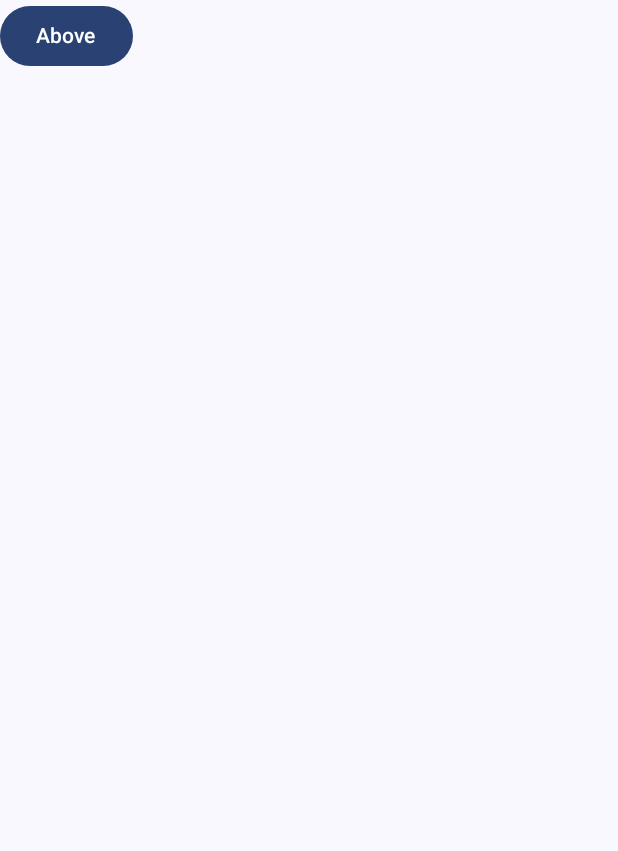
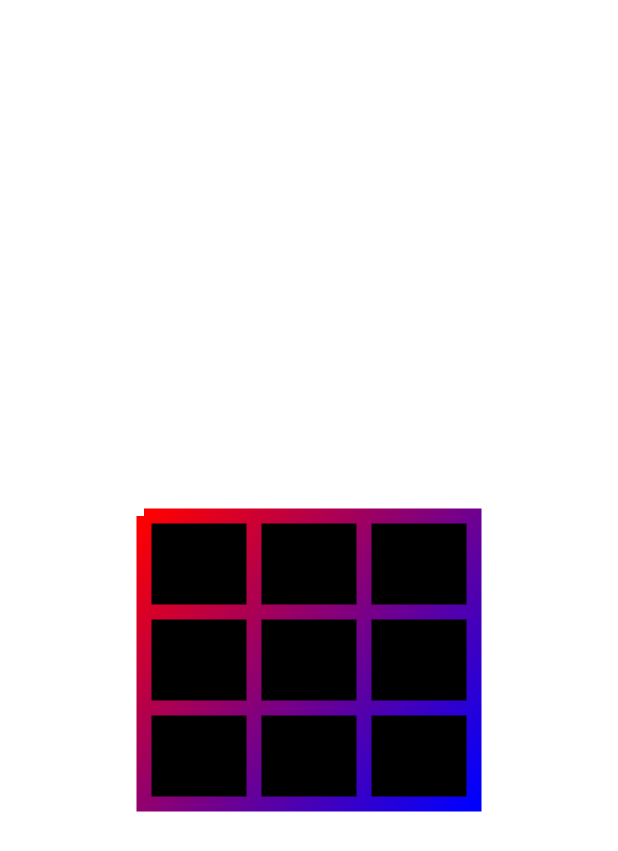
Before and after one commit to Wolfram158/Android-notes, an Android app built with Jetpack Compose: the screen it shows after launch (MainActivity), on a phone screen of 412 x 824 dp. Shown: the top 851 px of the screen. Run offline under Robolectric (Android 15) with nearby library versions, the phone set to English and light mode, and no system bars.

```diff
--- a/Jetpack Compose playground/JetpackComposePlayground/app/src/main/java/android/learn/jetpackComposePlayground/MainActivity.kt
+++ b/Jetpack Compose playground/JetpackComposePlayground/app/src/main/java/android/learn/jetpackComposePlayground/MainActivity.kt
@@ -1,58 +1,17 @@
 package android.learn.jetpackComposePlayground
 
+import android.learn.jetpackComposePlayground.examples4.Table
 import android.os.Bundle
 import androidx.activity.ComponentActivity
 import androidx.activity.compose.setContent
 import androidx.activity.enableEdgeToEdge
-import androidx.compose.foundation.layout.fillMaxSize
-import androidx.compose.foundation.layout.padding
-import androidx.compose.material3.Scaffold
-import androidx.compose.material3.Text
-import androidx.compose.runtime.Composable
-import androidx.compose.ui.Modifier
-import androidx.compose.ui.tooling.preview.Preview
-import android.learn.jetpackComposePlayground.ui.theme.JetpackComposePlaygroundTheme
-import androidx.compose.foundation.layout.Column
-import androidx.compose.material3.Button
-import androidx.compose.runtime.getValue
-import androidx.compose.runtime.mutableStateOf
-import androidx.compose.runtime.remember
-import androidx.compose.runtime.saveable.rememberSaveable
-import androidx.compose.runtime.setValue
 
 class MainActivity : ComponentActivity() {
     override fun onCreate(savedInstanceState: Bundle?) {
         super.onCreate(savedInstanceState)
         enableEdgeToEdge()
         setContent {
-            JetpackComposePlaygroundTheme {
-                Scaffold(modifier = Modifier.fillMaxSize()) { innerPadding ->
-                    Greeting(
-                        name = "Android",
-                        modifier = Modifier.padding(innerPadding)
-                    )
-                }
-            }
+            Table()
         }
     }
 }
-
-@Composable
-fun Greeting(name: String, modifier: Modifier = Modifier) {
-    var click by rememberSaveable {
-        mutableStateOf(true)
-    }
-    Column {
-        Button(onClick = { click = !click }) {
-            Text(if (click) "Above" else "below")
-        }
-    }
-}
-
-@Preview(showBackground = true)
-@Composable
-fun GreetingPreview() {
-    JetpackComposePlaygroundTheme {
-        Greeting("Android")
-    }
-}
--- a/Jetpack Compose playground/JetpackComposePlayground/app/src/main/java/android/learn/jetpackComposePlayground/examples4/Composables1.kt
+++ b/Jetpack Compose playground/JetpackComposePlayground/app/src/main/java/android/learn/jetpackComposePlayground/examples4/Composables1.kt
@@ -190,9 +190,6 @@ fun onTapState(tableState: TableState, it: Offset, size: IntSize): TableState {
 }
 
 fun checkWinner(summary: List<List<CellState>>): GameState {
-    if (summary.flatten().count { it != CellState.EMPTY } == 9) {
-        return GameState.DRAW
-    }
     for (i in 0..2) {
         if (summary[i].all { it == CellState.NULL }) {
             return GameState.NULL
@@ -225,6 +222,9 @@ fun checkWinner(summary: List<List<CellState>>): GameState {
     if (result != GameState.PLAY) {
         return result
     }
+    if (summary.flatten().count { it != CellState.EMPTY } == 9) {
+        return GameState.DRAW
+    }
     return result
 }
 
```
